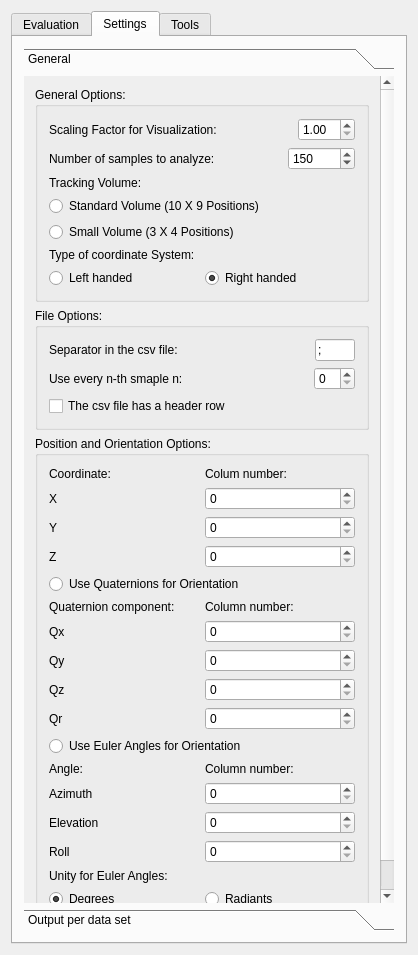
This is Plugins/org.mitk.gui.qt.igt.app.hummelprotocolmeasurements/src/internal/QmitkIGTTrackingDataEvaluationViewControls.ui in MITK/MITK as Qt 5 draws it before an edit. The edited form follows.
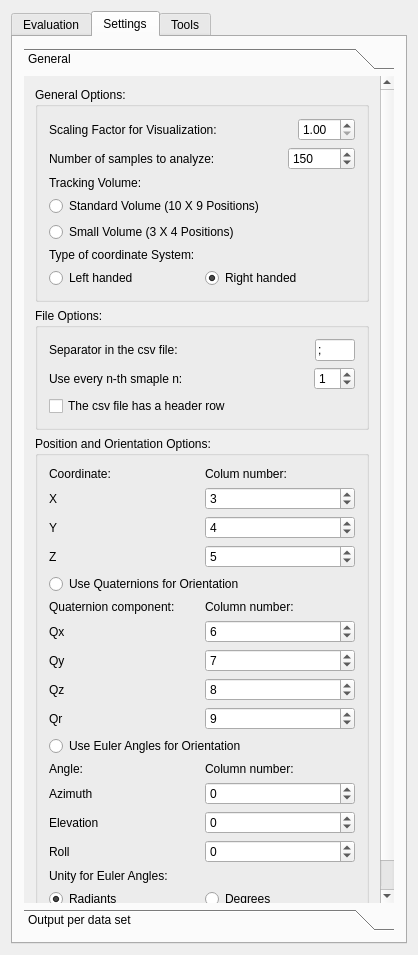
This is the edited form. Custom widgets are drawn as their Qt base class.

Commit message:
Starting on implementing functionality in the evaluation view
Finished the Gui. It is now nicely looking and by default filled with the
values needed to evaluate a standard .csv file from MITK.
Started to implement the functionality. For now a new
 mitk::NavigationDataCSVSequentialPlayer will be filled with the options
from the gui when constructed.
Next step is to use the new options when reading the .csv file.

The edit to the form file:
```diff
--- a/Plugins/org.mitk.gui.qt.igt.app.hummelprotocolmeasurements/src/internal/QmitkIGTTrackingDataEvaluationViewControls.ui
+++ b/Plugins/org.mitk.gui.qt.igt.app.hummelprotocolmeasurements/src/internal/QmitkIGTTrackingDataEvaluationViewControls.ui
@@ -723,7 +723,11 @@
                  </spacer>
                 </item>
                 <item>
-                 <widget class="QSpinBox" name="m_SampleCount"/>
+                 <widget class="QSpinBox" name="m_SampleCount">
+                  <property name="value">
+                   <number>1</number>
+                  </property>
+                 </widget>
                 </item>
                </layout>
               </item>
@@ -753,7 +757,11 @@
                  </widget>
                 </item>
                 <item row="2" column="1">
-                 <widget class="QSpinBox" name="m_YPos"/>
+                 <widget class="QSpinBox" name="m_YPos">
+                  <property name="value">
+                   <number>4</number>
+                  </property>
+                 </widget>
                 </item>
                 <item row="3" column="0">
                  <widget class="QLabel" name="label_29">
@@ -763,7 +771,11 @@
                  </widget>
                 </item>
                 <item row="3" column="1">
-                 <widget class="QSpinBox" name="m_ZPos"/>
+                 <widget class="QSpinBox" name="m_ZPos">
+                  <property name="value">
+                   <number>5</number>
+                  </property>
+                 </widget>
                 </item>
                 <item row="1" column="0">
                  <widget class="QLabel" name="label_27">
@@ -773,7 +785,11 @@
                  </widget>
                 </item>
                 <item row="1" column="1">
-                 <widget class="QSpinBox" name="m_XPos"/>
+                 <widget class="QSpinBox" name="m_XPos">
+                  <property name="value">
+                   <number>3</number>
+                  </property>
+                 </widget>
                 </item>
                 <item row="0" column="0">
                  <widget class="QLabel" name="label_4">
@@ -811,7 +827,11 @@
                  </widget>
                 </item>
                 <item row="3" column="1">
-                 <widget class="QSpinBox" name="m_Qz"/>
+                 <widget class="QSpinBox" name="m_Qz">
+                  <property name="value">
+                   <number>8</number>
+                  </property>
+                 </widget>
                 </item>
                 <item row="2" column="0">
                  <widget class="QLabel" name="label_33">
@@ -821,13 +841,25 @@
                  </widget>
                 </item>
                 <item row="4" column="1">
-                 <widget class="QSpinBox" name="m_Qr"/>
+                 <widget class="QSpinBox" name="m_Qr">
+                  <property name="value">
+                   <number>9</number>
+                  </property>
+                 </widget>
                 </item>
                 <item row="2" column="1">
-                 <widget class="QSpinBox" name="m_Qy"/>
+                 <widget class="QSpinBox" name="m_Qy">
+                  <property name="value">
+                   <number>7</number>
+                  </property>
+                 </widget>
                 </item>
                 <item row="1" column="1">
-                 <widget class="QSpinBox" name="m_Qx"/>
+                 <widget class="QSpinBox" name="m_Qx">
+                  <property name="value">
+                   <number>6</number>
+                  </property>
+                 </widget>
                 </item>
                 <item row="1" column="0">
                  <widget class="QLabel" name="label_32">
@@ -876,7 +908,11 @@
                  </widget>
                 </item>
                 <item row="1" column="1">
-                 <widget class="QSpinBox" name="m_Azimuth"/>
+                 <widget class="QSpinBox" name="m_Azimuth">
+                  <property name="minimum">
+                   <number>-1</number>
+                  </property>
+                 </widget>
                 </item>
                 <item row="3" column="0">
                  <widget class="QLabel" name="label_39">
@@ -886,10 +922,18 @@
                  </widget>
                 </item>
                 <item row="3" column="1">
-                 <widget class="QSpinBox" name="m_Roll"/>
+                 <widget class="QSpinBox" name="m_Roll">
+                  <property name="minimum">
+                   <number>-1</number>
+                  </property>
+                 </widget>
                 </item>
                 <item row="2" column="1">
-                 <widget class="QSpinBox" name="m_Elevation"/>
+                 <widget class="QSpinBox" name="m_Elevation">
+                  <property name="minimum">
+                   <number>-1</number>
+                  </property>
+                 </widget>
                 </item>
                 <item row="1" column="0">
                  <widget class="QLabel" name="label_37">
@@ -923,20 +967,23 @@
               </item>
               <item>
                <layout class="QHBoxLayout" name="horizontalLayout_22">
-                <item>
-                 <widget class="QRadioButton" name="m_Degrees">
-                  <property name="text">
-                   <string>Degrees</string>
-                  </property>
-                  <property name="checked">
-                   <bool>true</bool>
-                  </property>
-                 </widget>
-                </item>
                 <item>
                  <widget class="QRadioButton" name="m_Radiants">
                   <property name="text">
                    <string>Radiants</string>
+                  </property>
+                  <property name="checked">
+                   <bool>true</bool>
+                  </property>
+                 </widget>
+                </item>
+                <item>
+                 <widget class="QRadioButton" name="m_Degrees">
+                  <property name="text">
+                   <string>Degrees</string>
+                  </property>
+                  <property name="checked">
+                   <bool>false</bool>
                   </property>
                  </widget>
                 </item>
```
Left out of the diff: 5 changed lines with no effect on the pictures. The commit also changes 4 other files.
